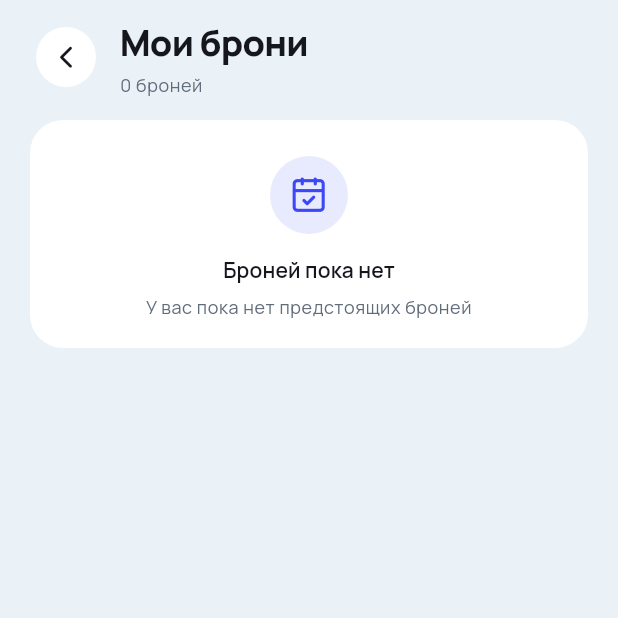
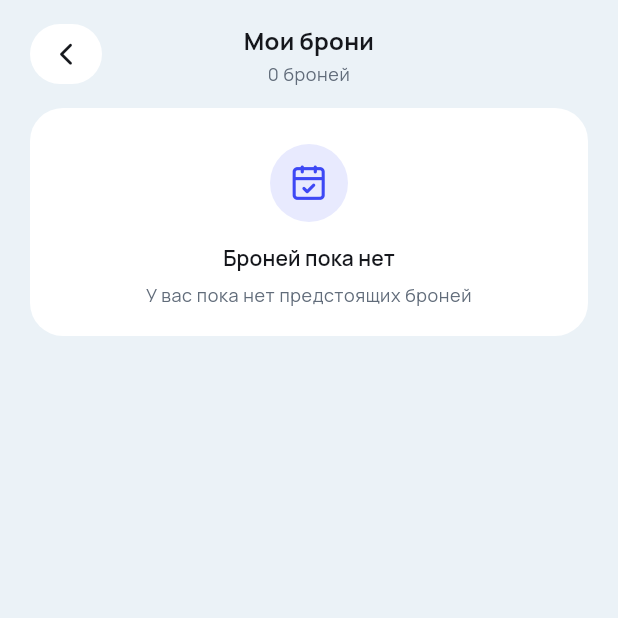
Before and after one commit to Cubleon/SportVenueApp, a Flutter app: the HistoryScreen screen opened by its route, on a phone screen of 412 x 824 dp, the top half of it. Run offline on Flutter 3.47's test engine with Material 3 defaults, Android fonts, the phone set to English and light mode, and no system bars; our stand-ins replace flutter_secure_storage, go_router, qr_flutter; missing offline and left inert: maplibre; accounts and stored records are empty; network calls fail.

Commit message:
style: one header for every inner screen
ScreenTitleBar is now the only header: back button on the left, a small
centred title, an optional action on the right. It replaces the five
hand-made copies (booking, confirmation, booking details, share payment,
create game, game) and moves History and Player from a large left title
to the same look.

Co-Authored-By: Claude Opus 5.5 <noreply@anthropic.com>
Claude-Session: https://claude.ai/code/session_01XDfThzEFYJfAhK1C9PbWc1

```diff
--- a/lib/src/screens/history_screen.dart
+++ b/lib/src/screens/history_screen.dart
@@ -103,9 +103,7 @@ class HistoryScreen extends StatelessWidget {
                     child: ScreenTitleBar(
                       title: title,
                       subtitle: subtitle,
-                      leading: BackCircleButton(
-                        onTap: () => Navigator.of(context).pop(),
-                      ),
+                      onBack: () => Navigator.of(context).pop(),
                     ),
                   ),
                   if ((!showBookings || bookings.isEmpty) &&
--- a/lib/src/screens/player_screen.dart
+++ b/lib/src/screens/player_screen.dart
@@ -49,9 +49,7 @@ class PlayerScreen extends StatelessWidget {
                 SliverToBoxAdapter(
                   child: ScreenTitleBar(
                     title: context.l10n.player,
-                    leading: BackCircleButton(
-                      onTap: () => Navigator.of(context).pop(),
-                    ),
+                    onBack: () => Navigator.of(context).pop(),
                   ),
                 ),
                 SliverToBoxAdapter(
--- a/lib/src/widgets/shared_widgets.dart
+++ b/lib/src/widgets/shared_widgets.dart
@@ -842,42 +842,72 @@ void showAppSnack(
   );
 }
 
+/// The one header every inner screen uses: a way back on the left, a small
+/// title in the middle, and room on the right for what the screen offers.
+///
+/// Before it there were two kinds of header (a large title on the left and
+/// a small one in the middle) and five hand-made copies of the second, each
+/// with its own spacing. One widget keeps them the same.
 class ScreenTitleBar extends StatelessWidget {
   const ScreenTitleBar({
     super.key,
     required this.title,
     this.subtitle,
-    this.leading,
+    this.onBack,
     this.trailing,
+    this.padding = const EdgeInsets.fromLTRB(20, 12, 20, 12),
   });
 
   final String title;
   final String? subtitle;
 
-  /// Before the title. Where a way back belongs: every other screen in the
-  /// app puts it there, and a thumb reaches the left corner.
-  final Widget? leading;
-
-  /// After the title. For what the screen does, not for leaving it.
+  /// Shows the round back button. Every inner screen has one, on the left,
+  /// where a thumb reaches it.
+  final VoidCallback? onBack;
+
+  /// After the title. For what the screen does, not for leaving it. Keep it
+  /// to one round button, so the title stays centred.
   final Widget? trailing;
 
-  @override
-  Widget build(BuildContext context) {
+  /// Screens whose list already pads its children pass [EdgeInsets.zero].
+  final EdgeInsetsGeometry padding;
+
+  /// The width of a round button, kept empty on a side that has none so the
+  /// title sits in the middle of the screen, not of the space left over.
+  static const double _sideWidth = 48;
+
+  @override
+  Widget build(BuildContext context) {
+    final back = onBack;
     return Padding(
-      padding: const EdgeInsets.fromLTRB(20, 12, 20, 16),
+      padding: padding,
       child: Row(
         children: [
-          ?leading,
-          if (leading != null) const SizedBox(width: 12),
+          SizedBox(
+            width: _sideWidth,
+            child: back == null ? null : BackCircleButton(onTap: back),
+          ),
           Expanded(
+            child: Semantics(
+              header: true,
               child: Column(
-              crossAxisAlignment: CrossAxisAlignment.start,
-              children: [
-                Text(title, style: context.text.headlineSmall),
+                children: [
+                  Text(
+                    title,
+                    textAlign: TextAlign.center,
+                    maxLines: 1,
+                    overflow: TextOverflow.ellipsis,
+                    style: context.text.titleMedium?.copyWith(
+                      fontWeight: FontWeight.w700,
+                    ),
+                  ),
                   if (subtitle != null) ...[
-                  const SizedBox(height: 4),
+                    const SizedBox(height: 2),
                     Text(
                       subtitle!,
+                      textAlign: TextAlign.center,
+                      maxLines: 1,
+                      overflow: TextOverflow.ellipsis,
                       style: context.text.bodySmall?.copyWith(
                         color: context.colors.muted,
                       ),
@@ -886,7 +916,8 @@ class ScreenTitleBar extends StatelessWidget {
                 ],
               ),
             ),
-          ?trailing,
+          ),
+          SizedBox(width: _sideWidth, child: trailing),
         ],
       ),
     );
```
Also changed, not shown: lib/src/screens/booking_screens.dart (+8 -78 lines), lib/src/screens/create_game_screen.dart (+5 -34 lines), lib/src/screens/games_screens.dart (+16 -61 lines), lib/src/screens/share_payment_screen.dart (+5 -34 lines). Lines whose indentation alone changed are shown as unchanged.
